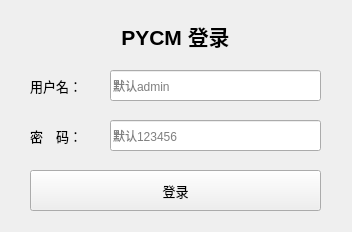
This is Console/UI/LoginUI.ui in yang-zhongtian/PYCM as Qt 5 draws it before an edit. The edited form follows.
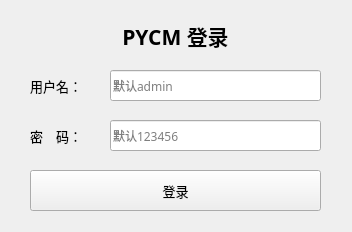
This is the edited form. Icons and pictures are not drawn.

```diff
--- a/Console/UI/LoginUI.ui
+++ b/Console/UI/LoginUI.ui
@@ -29,6 +29,11 @@
      <height>31</height>
     </rect>
    </property>
+   <property name="font">
+    <font>
+     <family>微软雅黑</family>
+    </font>
+   </property>
    <property name="placeholderText">
     <string>默认admin</string>
    </property>
@@ -42,6 +47,11 @@
      <height>31</height>
     </rect>
    </property>
+   <property name="font">
+    <font>
+     <family>微软雅黑</family>
+    </font>
+   </property>
    <property name="echoMode">
     <enum>QLineEdit::Password</enum>
    </property>
@@ -60,7 +70,7 @@
    </property>
    <property name="font">
     <font>
-     <family>Arial</family>
+     <family>微软雅黑</family>
      <pointsize>16</pointsize>
      <weight>75</weight>
      <bold>true</bold>
```
